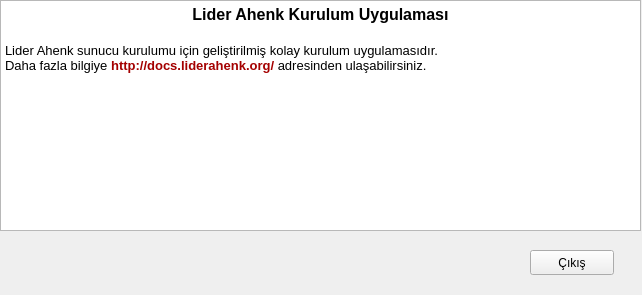
Old version of the form src/gui/about.ui in the repository OguzzhanOcal/lider-ahenk-installer.
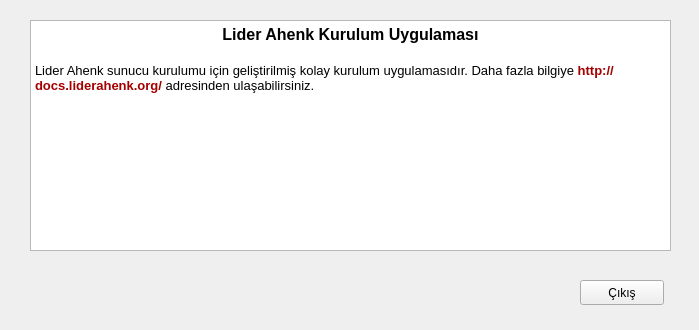
New version of the form.

What changed in the file:
```diff
--- a/src/gui/about.ui
+++ b/src/gui/about.ui
@@ -1,13 +1,13 @@
 <?xml version="1.0" encoding="UTF-8"?>
 <ui version="4.0">
  <class>About</class>
- <widget class="QWizardPage" name="About">
+ <widget class="QWidget" name="About">
   <property name="geometry">
    <rect>
     <x>0</x>
     <y>0</y>
-    <width>642</width>
-    <height>295</height>
+    <width>699</width>
+    <height>330</height>
    </rect>
   </property>
   <property name="windowTitle">
@@ -16,8 +16,8 @@
   <widget class="QTextBrowser" name="installer_about_text">
    <property name="geometry">
     <rect>
-     <x>0</x>
-     <y>0</y>
+     <x>30</x>
+     <y>20</y>
      <width>641</width>
      <height>231</height>
     </rect>
@@ -29,15 +29,14 @@
 &lt;/style&gt;&lt;/head&gt;&lt;body style=&quot; font-family:'Sans'; font-size:10pt; font-weight:400; font-style:normal;&quot;&gt;
 &lt;p align=&quot;center&quot; style=&quot; margin-top:0px; margin-bottom:0px; margin-left:0px; margin-right:0px; -qt-block-indent:0; text-indent:0px;&quot;&gt;&lt;span style=&quot; font-size:12pt; font-weight:600;&quot;&gt;Lider Ahenk Kurulum Uygulaması&lt;/span&gt;&lt;/p&gt;
 &lt;p align=&quot;center&quot; style=&quot;-qt-paragraph-type:empty; margin-top:0px; margin-bottom:0px; margin-left:0px; margin-right:0px; -qt-block-indent:0; text-indent:0px; font-size:12pt; font-weight:600;&quot;&gt;&lt;br /&gt;&lt;/p&gt;
-&lt;p style=&quot; margin-top:0px; margin-bottom:0px; margin-left:0px; margin-right:0px; -qt-block-indent:0; text-indent:0px;&quot;&gt;Lider Ahenk sunucu kurulumu için geliştirilmiş kolay kurulum uygulamasıdır.&lt;/p&gt;
-&lt;p style=&quot; margin-top:0px; margin-bottom:0px; margin-left:0px; margin-right:0px; -qt-block-indent:0; text-indent:0px;&quot;&gt;Daha fazla bilgiye &lt;span style=&quot; font-weight:600; color:#a40000;&quot;&gt;http://docs.liderahenk.org/&lt;/span&gt;&lt;span style=&quot; color:#a40000;&quot;&gt; &lt;/span&gt;adresinden ulaşabilirsiniz.&lt;/p&gt;&lt;/body&gt;&lt;/html&gt;</string>
+&lt;p style=&quot; margin-top:0px; margin-bottom:0px; margin-left:0px; margin-right:0px; -qt-block-indent:0; text-indent:0px;&quot;&gt;Lider Ahenk sunucu kurulumu için geliştirilmiş kolay kurulum uygulamasıdır. Daha fazla bilgiye &lt;span style=&quot; font-weight:600; color:#a40000;&quot;&gt;http://docs.liderahenk.org/&lt;/span&gt;&lt;span style=&quot; color:#a40000;&quot;&gt; &lt;/span&gt;adresinden ulaşabilirsiniz.&lt;/p&gt;&lt;/body&gt;&lt;/html&gt;</string>
    </property>
   </widget>
   <widget class="QPushButton" name="exit_button">
    <property name="geometry">
     <rect>
-     <x>530</x>
-     <y>250</y>
+     <x>580</x>
+     <y>280</y>
      <width>84</width>
      <height>25</height>
     </rect>
```
